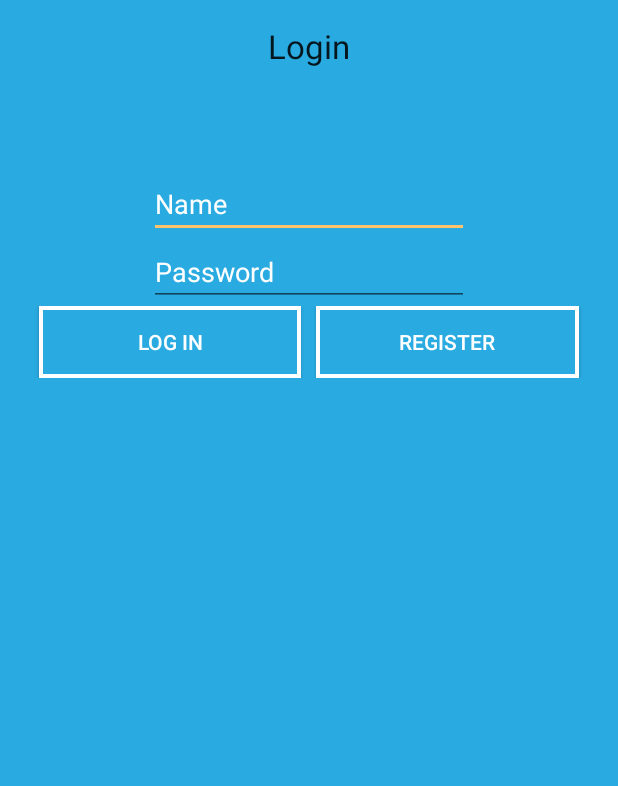
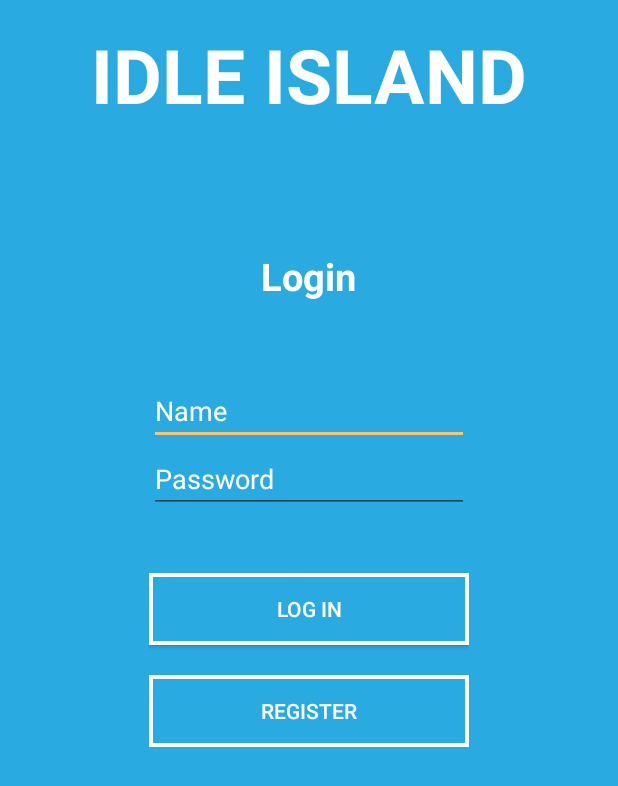
Before and after one commit to jodid93/AndroidIsland, an Android app: the screen it shows after launch (Main), on a phone screen of 412 x 824 dp. Shown: the top 786 px of the screen. Run offline under Robolectric (Android 15) with nearby library versions, the phone set to English and light mode, and no system bars.

Commit message:
ÚTLIT LAGA EINS JÓSÚA ÞARF

```diff
--- a/app/src/main/java/com/example/notandi/idleisland/Navigation/GiftActivity.java
+++ b/app/src/main/java/com/example/notandi/idleisland/Navigation/GiftActivity.java
@@ -58,8 +58,8 @@ public class GiftActivity extends AppCompatActivity {
         });
 
         UserData = getIntent().getStringExtra(UsrDat);
-        TextView friend = (TextView) findViewById(R.id.textView3);
-        friend.setText(UserData);
+        TextView friend = (TextView) findViewById(R.id.textView2);
+        friend.setText("GIFT COCONUTS TO " + UserData);
     }
 
     public static Intent newIntent(Context packageContext, String usrData) {
--- a/app/src/main/res/layout/activity_highscore.xml
+++ b/app/src/main/res/layout/activity_highscore.xml
@@ -11,7 +11,10 @@
         android:layout_height="wrap_content"
         android:text="@string/high_scores"
         android:id="@+id/message"
-        android:layout_gravity="center_horizontal" />
+        android:layout_gravity="center_horizontal"
+        android:textStyle="bold"
+        android:textSize="25sp"
+        android:textColor="#FFFFFF" />
 
     <RelativeLayout
         android:layout_width="match_parent"
--- a/app/src/main/res/layout/activity_main.xml
+++ b/app/src/main/res/layout/activity_main.xml
@@ -13,12 +13,14 @@
     <TextView
         android:layout_width="wrap_content"
         android:layout_height="wrap_content"
-        android:id="@+id/textView2" />
-    <LinearLayout
-        android:orientation="vertical"
-        android:layout_width="match_parent"
-        android:layout_height="wrap_content"
-        android:layout_gravity="center_horizontal">
+        android:textAppearance="?android:attr/textAppearanceLarge"
+        android:text="@string/menu_text"
+        android:id="@+id/menuTextView"
+        android:textColor="#FFFFFF"
+        android:textSize="50sp"
+        android:textStyle="bold"
+        android:layout_alignParentTop="true"
+        android:layout_centerHorizontal="true" />
 
     <TextView
         android:layout_width="wrap_content"
@@ -26,33 +28,36 @@
         android:textAppearance="?android:attr/textAppearanceLarge"
         android:text="Login"
         android:id="@+id/textView5"
-            android:layout_gravity="center_horizontal" />
-    </LinearLayout>
+        android:layout_gravity="center_horizontal"
+        android:textColor="#FFFFFF"
+        android:textStyle="bold"
+        android:textSize="25sp"
+        android:layout_marginTop="83dp"
+        android:layout_below="@+id/menuTextView"
+        android:layout_centerHorizontal="true" />
 
     <LinearLayout
         android:orientation="vertical"
-        android:layout_width="match_parent"
-        android:layout_height="match_parent">
-
-        <LinearLayout
-            android:orientation="vertical"
-            android:layout_width="match_parent"
+        android:layout_width="wrap_content"
         android:layout_height="wrap_content"
-            android:gravity="center">
+        android:gravity="center"
+        android:id="@+id/linearLayout4"
+        android:layout_below="@+id/textView5"
+        android:layout_centerHorizontal="true"
+        android:layout_marginTop="50dip">
 
         <EditText
-            android:layout_width="wrap_content"
+        android:layout_width="fill_parent"
         android:layout_height="wrap_content"
         android:inputType="textPersonName"
         android:hint="Name"
         android:ems="10"
         android:id="@+id/log_in_name"
-            android:layout_marginTop="97dp"
         android:textColor="#FFFFFF"
         android:textColorHint="#FFFFFF"/>
 
         <EditText
-                android:layout_width="wrap_content"
+            android:layout_width="fill_parent"
             android:layout_height="wrap_content"
             android:inputType="textPassword"
             android:ems="10"
@@ -60,49 +65,37 @@
             android:textColor="#FFFFFF"
             android:textColorHint="#FFFFFF"
             android:hint="Password" />
-        </LinearLayout>
 
-        <RelativeLayout
+        <LinearLayout
             android:layout_width="fill_parent"
             android:layout_height="wrap_content"
-            android:orientation="horizontal"
+            android:orientation="vertical"
             android:id="@+id/linearLayout2"
-            android:gravity="center">
+            android:gravity="center"
+            android:layout_marginTop="40dip">
 
             <Button
                 android:id="@+id/LogIn_button"
-                android:layout_width="wrap_content"
+                android:layout_width="fill_parent"
                 android:layout_height="wrap_content"
-                android:layout_alignParentLeft="true"
-                android:layout_toLeftOf="@+id/centerPoint"
-                android:layout_marginLeft="10dip"
                 android:background="@drawable/button_cool"
                 android:textColor="#FFFFFF"
-                android:text="@string/LogIn_button"/>
+                android:text="@string/LogIn_button"
+                android:layout_gravity="center_horizontal"
+                android:layout_marginBottom="10dip" />
 
-
-            <TextView
-                android:id="@+id/centerPoint"
-                android:text=""
-                android:layout_width="10dip"
-                android:layout_height="wrap_content"
-                android:layout_centerHorizontal="true" />
 
             <Button
                 android:id="@+id/Register_button"
-                android:layout_width="wrap_content"
+                android:layout_width="fill_parent"
                 android:layout_height="wrap_content"
-                android:layout_alignParentRight="true"
-                android:layout_toRightOf="@+id/centerPoint"
-                android:layout_marginRight="10dip"
                 android:background="@drawable/button_cool"
                 android:textColor="#FFFFFF"
-                android:text="@string/Register_button"/>
+                android:text="@string/Register_button"
+                android:layout_gravity="center_horizontal"
+                android:layout_marginTop="10dip" />
 
-        </RelativeLayout>
-
-
-
+        </LinearLayout>
     </LinearLayout>
 
 </RelativeLayout>
```
Also changed, not shown: app/src/main/res/layout/activity_gift.xml (+60 -17 lines), app/src/main/res/layout/activity_menu.xml (+32 -7 lines), app/src/main/res/drawable-nodpi/iisland.png (added). Lines whose indentation alone changed are shown as unchanged.
